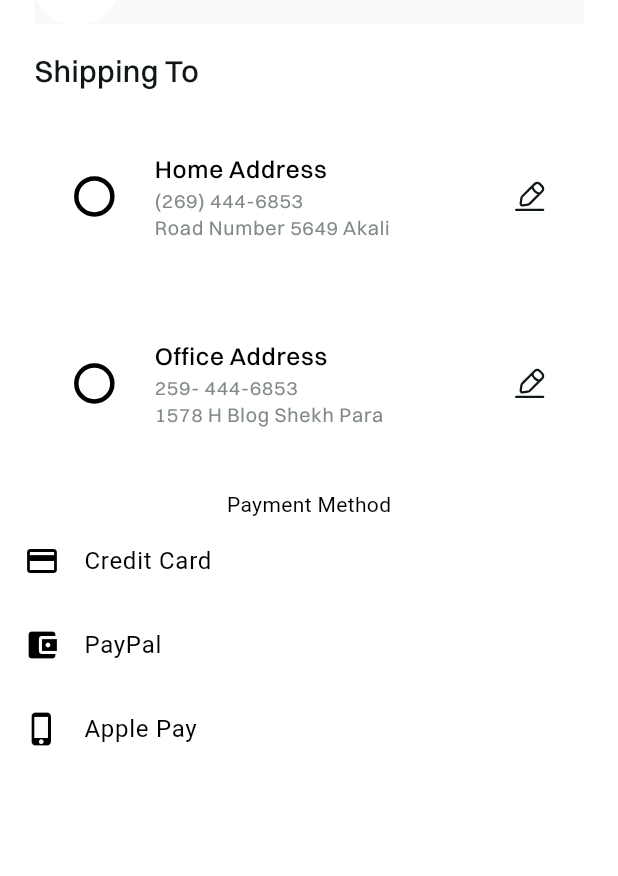
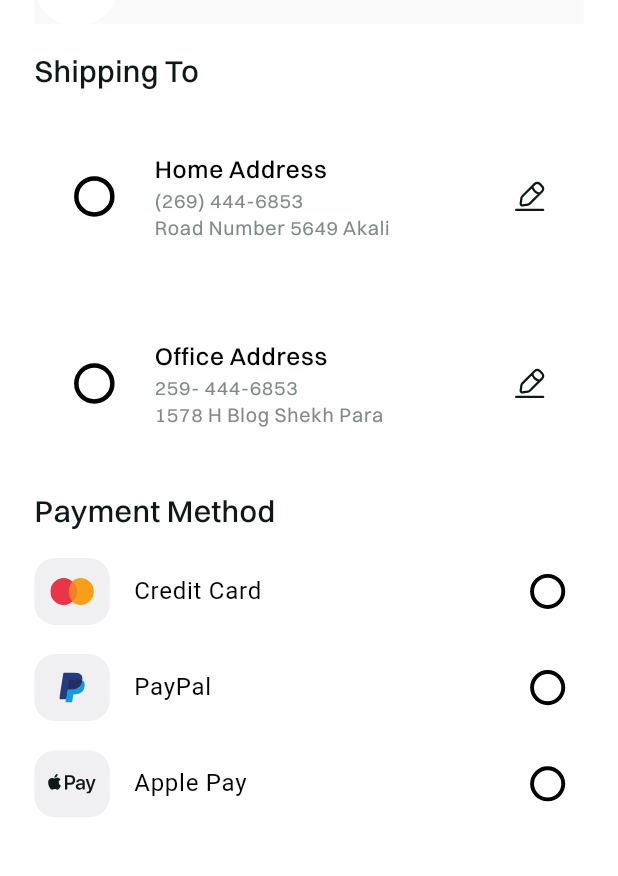
Before and after one commit to Nersisyan2000/Furniture-shop, a Flutter app: the screen it shows after launch, on a phone screen of 412 x 824 dp, the part 67-943 px from its top. Run offline on Flutter 3.47's test engine with Material 3 defaults, Android fonts, the phone set to English and light mode, and no system bars; our stand-ins replace auto_route, awesome_extensions, badges, bloc, cached_network_image, dio and 13 more; missing offline and left inert: image_stack; Roboto replaces fonts that are missing (Switzer).

Commit message:
Added payment methods section.

```diff
--- a/lib/presentation/screens/check_out/check_out_screen.dart
+++ b/lib/presentation/screens/check_out/check_out_screen.dart
@@ -8,6 +8,7 @@ import 'package:furniture_shop/presentation/widgets/furniture_app_bar.dart';
 import 'package:furniture_shop/presentation/widgets/furniture_address_radio_card.dart';
 import 'package:furniture_shop/utils/extensions/payment_extensions.dart';
 import 'package:furniture_uikit/furniture_uikit.dart';
+// ignore: depend_on_referenced_packages
 
 @RoutePage()
 class CheckOutScreen extends StatefulWidget {
@@ -19,6 +20,7 @@ class CheckOutScreen extends StatefulWidget {
 
 class _CheckOutScreenState extends State<CheckOutScreen> {
   int? _selectedValue;
+  int? _selectedPaymentValue;
 
   PreferredSize _appBarSection(BuildContext context) {
     return PreferredSize(
@@ -83,6 +85,62 @@ class _CheckOutScreenState extends State<CheckOutScreen> {
     );
   }
 
+  Widget _paymentMethodsSection(BuildContext context) {
+    return Column(
+      crossAxisAlignment: CrossAxisAlignment.stretch,
+      children: [
+        Text(
+          textAlign: TextAlign.start,
+          context.tr(
+            Localization.paymentMethod,
+          ),
+          style: switzer20MediumTextStyle,
+        ).paddingOnly(bottom: 8.h),
+        SizedBox(
+          height: 268.h,
+          child: ListView(
+              children: PaymentMethod.values.asMap().entries.map((entry) {
+            int index = entry.key;
+            PaymentMethod method = entry.value;
+            return ListTile(
+              contentPadding: EdgeInsets.zero,
+              leading: Container(
+                width: 44.w,
+                height: 44.h,
+                decoration: BoxDecoration(
+                  color: FurnitureColors.paymentGray,
+                  borderRadius: BorderRadius.circular(14),
+                ),
+                child: method.icon,
+              ),
+              title: Text(method.name),
+              trailing: Transform.scale(
+                scale: 1.3,
+                child: Radio<int>(
+                  value: index,
+                  groupValue: _selectedPaymentValue,
+                  activeColor: FurnitureColors.primaryColor,
+                  onChanged: (value) {
+                    setState(() {
+                      _selectedPaymentValue = value!;
+                    });
+                  },
+                ),
+              ),
+              onTap: () {
+                setState(() {
+                  _selectedPaymentValue = index;
+                });
+                // Handle tap on payment method
+                debugPrint('Selected ${method.name}');
+              },
+            ).paddingSymmetric(vertical: 4.h);
+          }).toList()),
+        ),
+      ],
+    );
+  }
+
   @override
   Widget build(BuildContext context) {
     return Scaffold(
@@ -94,35 +152,11 @@ class _CheckOutScreenState extends State<CheckOutScreen> {
               child: Column(
                 children: [
                   _addressesSection(context).paddingSymmetric(
-                    horizontal: 20.w,
                     vertical: 16.h,
                   ),
-                  Column(
-                    children: [
-                      Text(
-                        context.tr(
-                          Localization.paymentMethod,
-                        ), // Payment Method
-                      ),
-                      SizedBox(
-                        height: 268.h,
-                        child: ListView(
-                          children: PaymentMethod.values.map((method) {
-                            return ListTile(
-                              leading: Icon(method.icon),
-                              title: Text(method.name),
-                              onTap: () {
-                                // Handle tap on payment method
-                                print('Selected ${method.name}');
-                              },
-                            );
-                          }).toList(),
-                        ),
-                      ),
-                    ],
-                  )
+                  _paymentMethodsSection(context)
                 ],
-              ),
+              ).paddingSymmetric(horizontal: 20.w),
             )
           ],
         ),
--- a/packages/furniture_uikit/lib/src/theme/furniture_colors.dart
+++ b/packages/furniture_uikit/lib/src/theme/furniture_colors.dart
@@ -13,4 +13,5 @@ abstract class FurnitureColors {
   static const appBarTitleColor = Color(0xFF828A89);
   static const dotsInactiveColor = Color(0xFFD1E5E2);
   static const priceColor = Color(0xFFF2A666);
+  static const paymentGray = Color(0xFFF0F0F2);
 }
```
Also changed, not shown: lib/presentation/widgets/furniture_payment_radio_card.dart (added, +10 -0 lines), lib/utils/extensions/payment_extensions.dart (+14 -5 lines).
